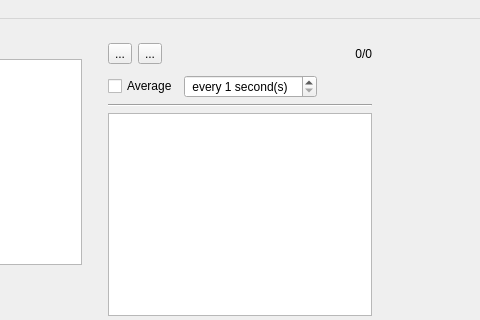
Before: the Qt Designer form mainwindow.ui in josebur/UMSL, drawn with Qt 5; both pictures show x 192 to 672 and y 0 to 320 of the 1083 by 512 pixel window.
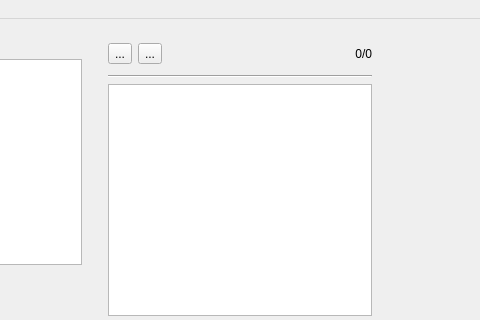
After: the same form once the commit is applied. Icons and pictures are not drawn. Custom widgets are drawn as their Qt base class.

Commit message: Removed the Averaging UI

The edit to the form file:
```diff
--- a/mainwindow.ui
+++ b/mainwindow.ui
@@ -135,43 +135,6 @@
        </item>
       </layout>
      </item>
-     <item>
-      <layout class="QHBoxLayout" name="horizontalLayout_2">
-       <item>
-        <widget class="QCheckBox" name="averageCheckBox">
-         <property name="text">
-          <string>Average</string>
-         </property>
-        </widget>
-       </item>
-       <item>
-        <widget class="QSpinBox" name="averageSpinBox">
-         <property name="suffix">
-          <string> second(s)</string>
-         </property>
-         <property name="prefix">
-          <string> every </string>
-         </property>
-         <property name="minimum">
-          <number>1</number>
-         </property>
-        </widget>
-       </item>
-       <item>
-        <spacer name="horizontalSpacer">
-         <property name="orientation">
-          <enum>Qt::Horizontal</enum>
-         </property>
-         <property name="sizeHint" stdset="0">
-          <size>
-           <width>40</width>
-           <height>20</height>
-          </size>
-         </property>
-        </spacer>
-       </item>
-      </layout>
-     </item>
      <item>
       <widget class="Line" name="line">
        <property name="orientation">
```
Left out of the diff: 2 changed lines with no effect on the pictures. The commit also changes 1 other file.
